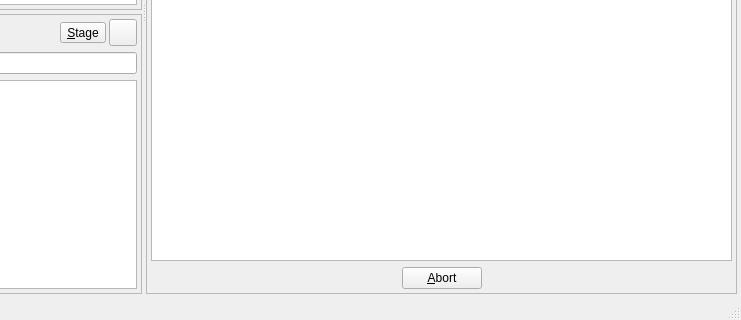
Above: qgitc/commitwindow.ui from timxx/qgitc before the change; both pictures show x 191 to 932 and y 274 to 594 of the 932 by 594 pixel window. Below: the same form after it.
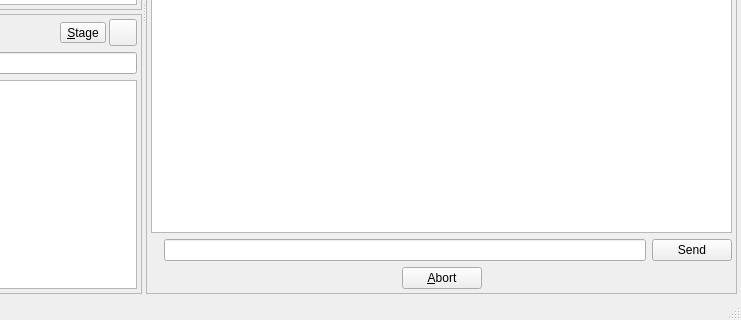
That is the form after the change. The open tabs and pages were chosen to show the change. Custom widgets are drawn as their Qt base class.

Commit message:
feat(commit): add interactive terminal output with prompt input
- add TerminalOutputWidget with per-block state, ANSI color parsing, and carriage-return overwrite handling
- emit ActionRunner stdinRequired prompts and wire CommitWindow prompt bar for interactive input
- replace progress output text edit with terminal widget and preserve grouped block rendering
- add regression tests for terminal widget behavior, prompt detection, and commit-window input flow

Diff of the .ui file:
```diff
--- a/qgitc/commitwindow.ui
+++ b/qgitc/commitwindow.ui
@@ -614,10 +614,44 @@
               </widget>
              </item>
              <item>
-              <widget class="QPlainTextEdit" name="teOutput">
-               <property name="readOnly">
-                <bool>true</bool>
+              <widget class="TerminalOutputWidget" name="teOutput"/>
+             </item>
+             <item>
+              <widget class="QWidget" name="wgInputBar" native="true">
+               <property name="visible">
+                <bool>false</bool>
                </property>
+               <layout class="QHBoxLayout" name="horizontalLayout_8">
+                <property name="leftMargin">
+                 <number>0</number>
+                </property>
+                <property name="topMargin">
+                 <number>0</number>
+                </property>
+                <property name="rightMargin">
+                 <number>0</number>
+                </property>
+                <property name="bottomMargin">
+                 <number>0</number>
+                </property>
+                <item>
+                 <widget class="QLabel" name="lbPrompt">
+                  <property name="text">
+                   <string/>
+                  </property>
+                 </widget>
+                </item>
+                <item>
+                 <widget class="QLineEdit" name="lePrompt"/>
+                </item>
+                <item>
+                 <widget class="QPushButton" name="btnSendPrompt">
+                  <property name="text">
+                   <string>Send</string>
+                  </property>
+                 </widget>
+                </item>
+               </layout>
               </widget>
              </item>
              <item>
@@ -708,6 +742,11 @@
    <extends>QLineEdit</extends>
    <header>searchlineedit.h</header>
   </customwidget>
+    <customwidget>
+     <class>TerminalOutputWidget</class>
+     <extends>QTextEdit</extends>
+      <header>qgitc.terminaloutputwidget</header>
+    </customwidget>
  </customwidgets>
  <tabstops>
   <tabstop>teMessage</tabstop>
```
The commit also changes 6 other files.
